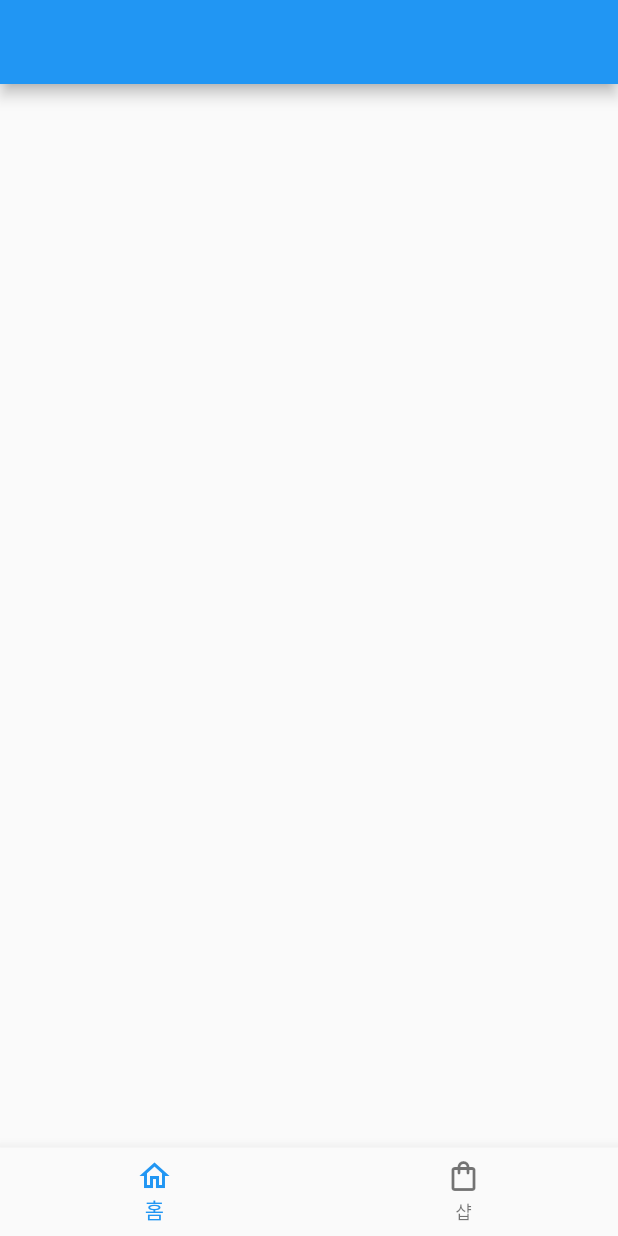
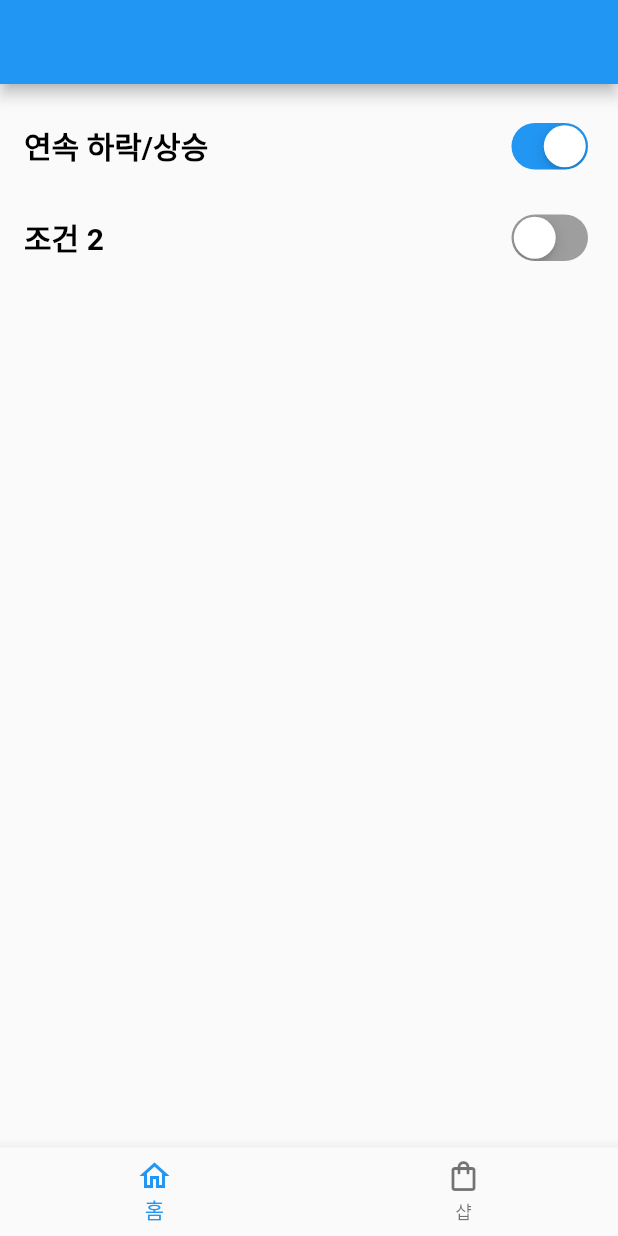
Before and after one commit to sixtythreeboys/stork63_flutter, a Flutter app: the screen it shows after launch, on a phone screen of 412 x 824 dp. Run offline on Flutter 3.47's test engine with Material 2 defaults, Android fonts, the phone set to English and light mode, and no system bars.

Commit message:
create switch

```diff
--- a/lib/main.dart
+++ b/lib/main.dart
@@ -1,3 +1,4 @@
+import 'package:flutter/cupertino.dart';
 import 'package:flutter/material.dart';
 
 void main() {
@@ -13,7 +14,7 @@ class MyApp extends StatelessWidget {
   Widget build(BuildContext context) {
     return Scaffold(
       appBar: AppBar(),
-      body: Container(),
+      body: MultSwitch(),
       bottomNavigationBar: BottomNavigationBar(
         items: const [
           BottomNavigationBarItem(icon: Icon(Icons.home_outlined),label: '홈'),
@@ -24,3 +25,67 @@ class MyApp extends StatelessWidget {
     );
   }
 }
+
+
+class MultSwitch extends StatefulWidget {
+  const MultSwitch({Key? key}) : super(key: key);
+
+  @override
+  State<MultSwitch> createState() => _MultSwitchState();
+}
+
+class _MultSwitchState extends State<MultSwitch> {
+  bool val1 = true;
+  bool val2 = false;
+
+  onChangeFunction1(bool newValue1){
+    setState(() {
+      val1 = newValue1;
+    });
+  }
+
+  onChangeFunction2(bool newValue2){
+    setState(() {
+      val2 = newValue2;
+    });
+  }
+
+  @override
+  Widget build(BuildContext context) {
+    return Column(
+      mainAxisAlignment: MainAxisAlignment.start,
+      crossAxisAlignment: CrossAxisAlignment.start,
+      children: [
+        customSwitch('연속 하락/상승', val1, onChangeFunction1),
+        customSwitch('조건 2', val2, onChangeFunction2)
+
+      ],
+    );
+  }
+
+  Widget customSwitch(String text, bool val, Function onChangeMethod){
+    return Padding(
+      padding: const EdgeInsets.only(top: 22.0, left: 16.0, right: 16.0),
+      child: Row(
+        mainAxisAlignment: MainAxisAlignment.spaceBetween,
+        children: [
+          Text(text, style: const TextStyle(
+            fontSize: 20.0,
+            fontFamily: 'Roboto',
+            fontWeight: FontWeight.w600,
+            color: Colors.black
+          )),
+          Spacer(),
+          CupertinoSwitch(
+            trackColor: Colors.grey,
+            activeColor: Colors.blue,
+            value: val,
+            onChanged: (newValue) {
+              onChangeMethod(newValue);
+            }
+            )
+        ],
+      ),
+    );
+  }
+}
```
